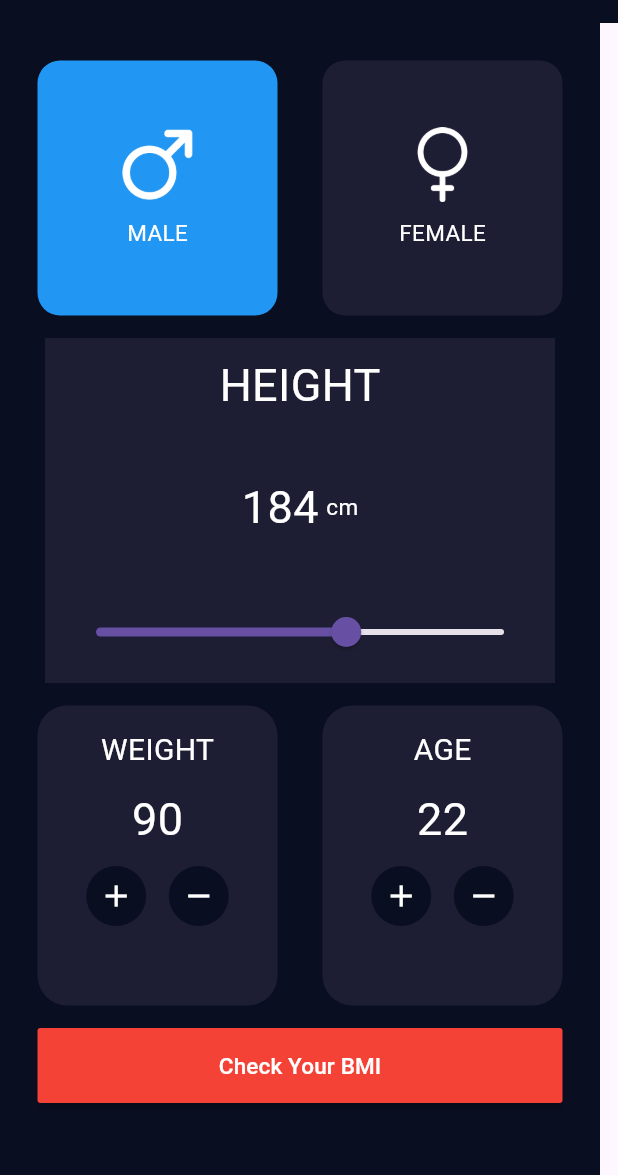
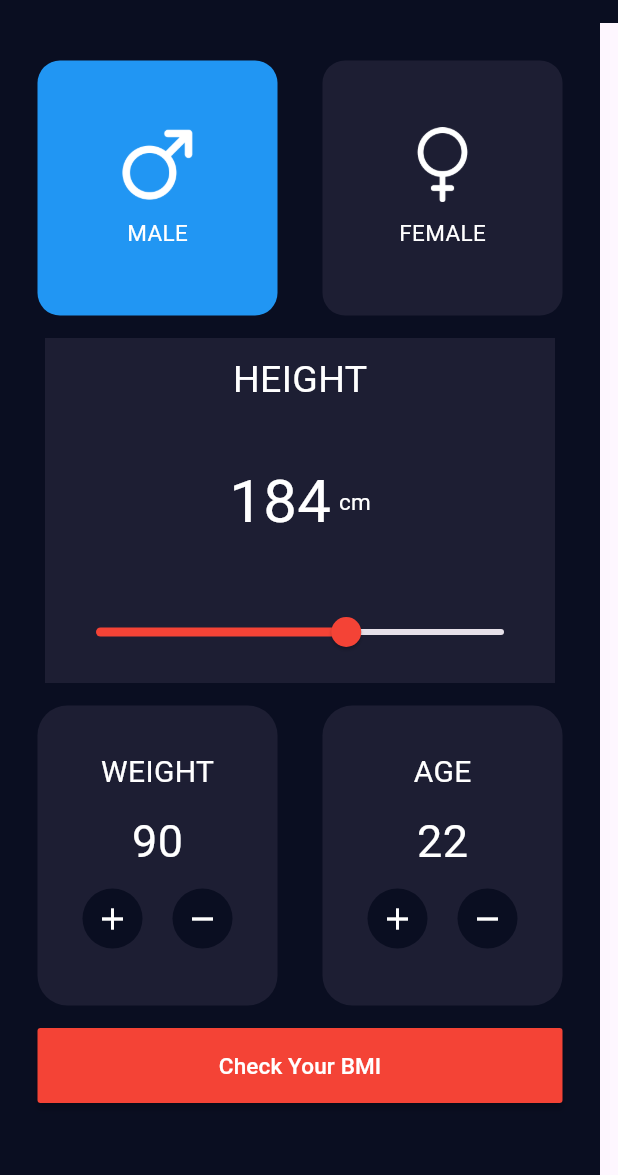
Before and after one commit to rehamhamdi/BMI-Calculator-Flutter, a Flutter app: the screen it shows after launch, on a phone screen of 412 x 824 dp, the part 61-1236 px from its top. Run offline on Flutter 3.47's test engine with Material 3 defaults, Android fonts, the phone set to English and light mode, and no system bars.

Commit message:
Update bmi_claculator.dart

```diff
--- a/lib/bmi_claculator.dart
+++ b/lib/bmi_claculator.dart
@@ -47,8 +47,8 @@ class _BmiCalculatorState extends State<BmiClaculator> {
                     width: 160,
                     height: 170,
                     decoration: BoxDecoration(
-                      color: male ? Colors.blue : Color(0xff1d1e33),
-                      borderRadius: BorderRadius.all(Radius.circular(15)),
+                      color: male ? Colors.blue : const Color(0xff1d1e33),
+                      borderRadius: const BorderRadius.all(Radius.circular(15)),
                     ),
                     child: Column(
                       mainAxisAlignment: MainAxisAlignment.center,
@@ -110,9 +110,9 @@ class _BmiCalculatorState extends State<BmiClaculator> {
             Container(
               width: 340,
               height: 230,
-              padding: EdgeInsets.all(10),
+              padding: const EdgeInsets.all(10),
               decoration: const BoxDecoration(
-                color: const Color(0xff1d1e33),
+                color: Color(0xff1d1e33),
               ),
               child: Column(
                 mainAxisAlignment: MainAxisAlignment.spaceBetween,
@@ -121,7 +121,7 @@ class _BmiCalculatorState extends State<BmiClaculator> {
                     "HEIGHT",
                     style: TextStyle(
                       color: Colors.white,
-                      fontSize: 30,
+                      fontSize: 25,
                     ),
                   ),
                   Row(
@@ -131,7 +131,7 @@ class _BmiCalculatorState extends State<BmiClaculator> {
                         "$height",
                         style: const TextStyle(
                           color: Colors.white,
-                          fontSize: 30,
+                          fontSize: 40,
                         ),
                       ),
                       const SizedBox(
@@ -146,6 +146,7 @@ class _BmiCalculatorState extends State<BmiClaculator> {
                   Slider(
                       min: 0,
                       max: 300,
+                      activeColor: Colors.red,
                       value: height.toDouble(),
                       onChanged: (value) {
                         setState(() {
@@ -164,7 +165,7 @@ class _BmiCalculatorState extends State<BmiClaculator> {
                 Container(
                   width: 160,
                   height: 200,
-                  padding: const EdgeInsets.all(15),
+                  padding: const EdgeInsets.all(30),
                   decoration: const BoxDecoration(
                     color: Color(0xff1d1e33),
                     borderRadius: BorderRadius.all(Radius.circular(20)),
@@ -202,7 +203,7 @@ class _BmiCalculatorState extends State<BmiClaculator> {
                               color: Colors.white,
                             ),
                           ),
-                          SizedBox(width: 15),
+                          const SizedBox(width: 20),
                           CircleAvatar(
                             backgroundColor: const Color(0xff0a0e21),
                             child: IconButton(
@@ -222,7 +223,7 @@ class _BmiCalculatorState extends State<BmiClaculator> {
                 Container(
                   width: 160,
                   height: 200,
-                  padding: const EdgeInsets.all(15),
+                  padding: const EdgeInsets.all(30),
                   decoration: const BoxDecoration(
                     color: Color(0xff1d1e33),
                     borderRadius: BorderRadius.all(Radius.circular(20)),
@@ -260,7 +261,7 @@ class _BmiCalculatorState extends State<BmiClaculator> {
                               color: Colors.white,
                             ),
                           ),
-                          SizedBox(width: 15),
+                          const SizedBox(width: 20),
                           CircleAvatar(
                             backgroundColor: const Color(0xff0a0e21),
                             child: IconButton(
```
